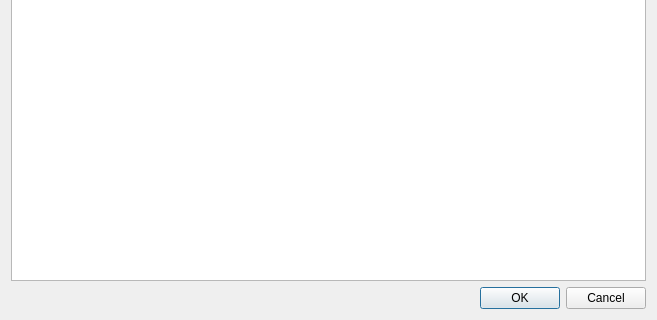
First picture: the form in historydialog.ui, repository MayaPosch/WildFox, before the edit; both pictures show x 0 to 657 and y 146 to 466 of the 657 by 466 pixel window.
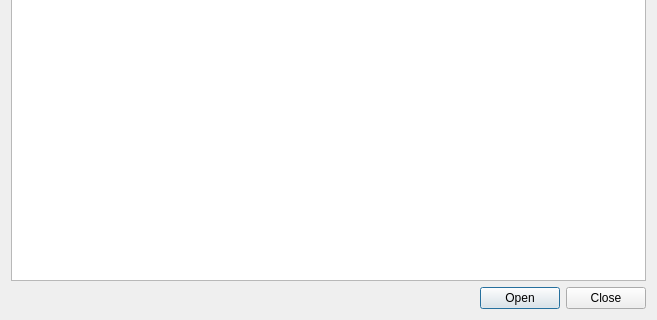
Second picture: the form after the edit.

Commit message: 2013-05-19 release version. Implemented history dialog class and window. Added 'history tab' option.

```diff
--- a/historydialog.ui
+++ b/historydialog.ui
@@ -36,7 +36,7 @@
      <item>
       <widget class="QDialogButtonBox" name="buttonBox">
        <property name="standardButtons">
-        <set>QDialogButtonBox::Cancel|QDialogButtonBox::Ok</set>
+        <set>QDialogButtonBox::Close|QDialogButtonBox::Open</set>
        </property>
       </widget>
      </item>
```
Left out of the diff: 7 changed lines with no effect on the pictures. The commit also changes 4 other files.
